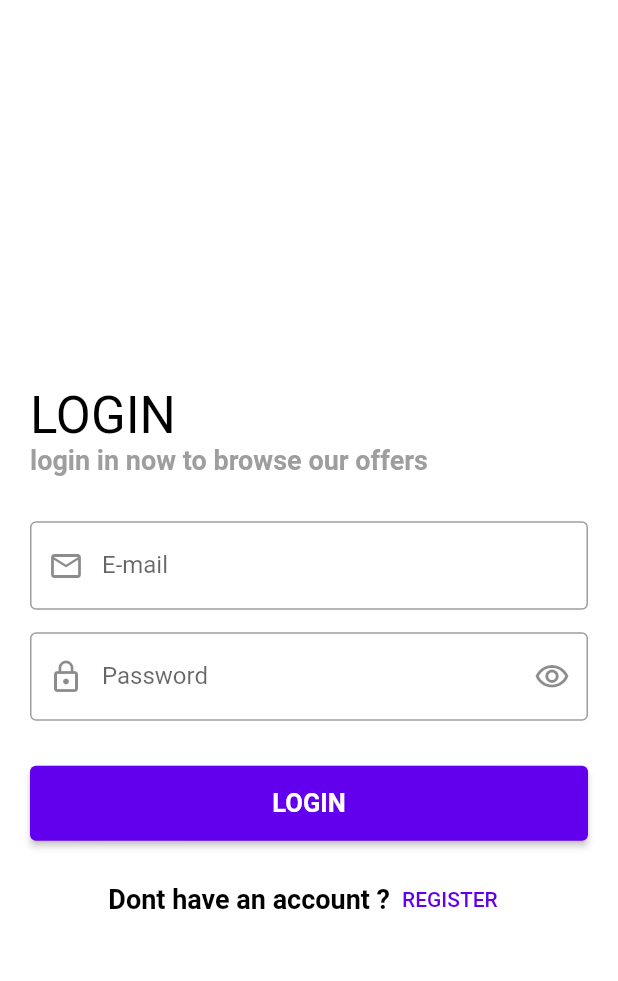
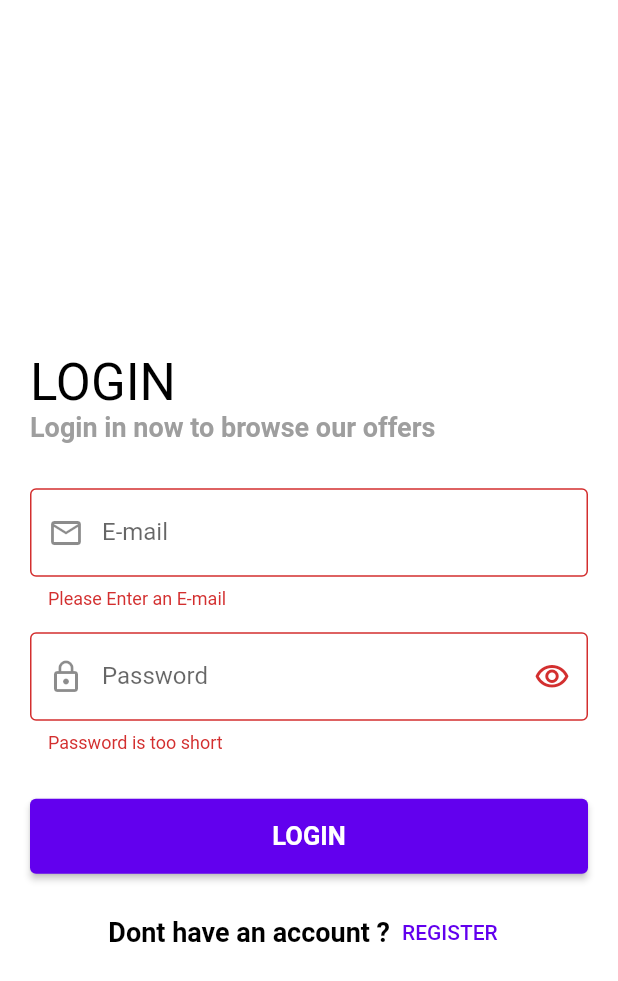
Before and after one commit to XGhostieX/shop_app, a Flutter app: the screen it shows after launch, after a tap on the "arrow forward ios" icon, after a tap on "SKIP", after a tap on "LOGIN", on a phone screen of 412 x 824 dp. Shown: the top 981 px of the screen. Run offline on Flutter 3.47's test engine with Material 2 defaults, Android fonts, the phone set to English and light mode, and no system bars; our stand-ins replace conditional_builder_null_safety, dio, flutter_bloc, go_router, hexcolor, shared_preferences and 1 more.

Commit message:
add login logic

```diff
--- a/lib/cubits/login/login_cubit.dart
+++ b/lib/cubits/login/login_cubit.dart
@@ -1,8 +1,36 @@
-import 'package:bloc/bloc.dart';
-import 'package:meta/meta.dart';
+import 'package:flutter/material.dart';
+import 'package:flutter_bloc/flutter_bloc.dart';
+
+import '../../helpers/constants.dart';
+import '../../helpers/dio_helper.dart';
 
 part 'login_state.dart';
 
 class LoginCubit extends Cubit<LoginState> {
+  IconData suffix = Icons.visibility_outlined;
+  bool isPassword = true;
+
   LoginCubit() : super(LoginInitial());
+
+  static LoginCubit get(context) => BlocProvider.of(context);
+
+  void userLogin({
+    required String email,
+    required String password,
+  }) {
+    emit(LoginLoading());
+    DioHelper.postData(url: login, data: {
+      'email': email,
+      'password': password,
+    })
+        .then((value) => emit(LoginSuccess()))
+        .catchError((error) => emit(LoginError(error.toString())));
+  }
+
+  void changePassword() {
+    isPassword = !isPassword;
+    suffix =
+        isPassword ? Icons.visibility_outlined : Icons.visibility_off_outlined;
+    emit(LoginPassword());
+  }
 }
--- a/lib/cubits/login/login_state.dart
+++ b/lib/cubits/login/login_state.dart
@@ -4,3 +4,15 @@ part of 'login_cubit.dart';
 abstract class LoginState {}
 
 class LoginInitial extends LoginState {}
+
+class LoginLoading extends LoginState {}
+
+class LoginSuccess extends LoginState {}
+
+class LoginError extends LoginState {
+  final String error;
+
+  LoginError(this.error);
+}
+
+class LoginPassword extends LoginState {}
--- a/lib/helpers/app_router.dart
+++ b/lib/helpers/app_router.dart
@@ -1,10 +1,12 @@
 import 'package:go_router/go_router.dart';
 
-import '../screens/login_screen.dart';
+import '../screens/auth/login_screen.dart';
+import '../screens/auth/register_screen.dart';
 import '../screens/on_boarding_screen.dart';
 
 abstract class AppRouter {
   static const loginScreen = '/login';
+  static const registerScreen = '/register';
   static final router = GoRouter(
     routes: [
       GoRoute(
@@ -15,6 +17,10 @@ abstract class AppRouter {
         path: loginScreen,
         builder: (context, state) => LoginScreen(),
       ),
+      GoRoute(
+        path: registerScreen,
+        builder: (context, state) => const RegisterScreen(),
+      ),
     ],
   );
 }
--- a/lib/helpers/cashe_helper.dart
+++ b/lib/helpers/cashe_helper.dart
@@ -1,17 +1,17 @@
-// import 'package:shared_preferences/shared_preferences.dart';
+import 'package:shared_preferences/shared_preferences.dart';
 
-// class CasheHelper {
-//   static late SharedPreferences sharedPreferences;
+class CasheHelper {
+  static late SharedPreferences sharedPreferences;
 
-//   static init() async {
-//     sharedPreferences = await SharedPreferences.getInstance();
-//   }
+  static init() async {
+    sharedPreferences = await SharedPreferences.getInstance();
+  }
 
-//   static Future<bool> setData(String key, bool value) async {
-//     return await sharedPreferences.setBool(key, value);
-//   }
+  static Future<bool> setData(String key, bool value) async {
+    return await sharedPreferences.setBool(key, value);
+  }
 
-//   static bool? getData(String key) {
-//     return sharedPreferences.getBool(key);
-//   }
-// }
+  static bool? getData(String key) {
+    return sharedPreferences.getBool(key);
+  }
+}
--- /dev/null
+++ b/lib/helpers/constants.dart
@@ -0,0 +1 @@
+const login = 'login';
--- a/lib/helpers/dio_helper.dart
+++ b/lib/helpers/dio_helper.dart
@@ -1,22 +1,50 @@
-// import 'package:dio/dio.dart';
+import 'package:dio/dio.dart';
 
-// class DioHelper {
-//   static late Dio dio;
+class DioHelper {
+  static late Dio dio;
 
-//   static init() {
-//     dio = Dio(
-//       BaseOptions(
-//         baseUrl: 'https://newsapi.org/',
-//         receiveDataWhenStatusError: true,
-//       ),
-//     );
-//   }
+  static init() {
+    dio = Dio(
+      BaseOptions(
+          baseUrl: 'https://student.valuxapps.com/api/',
+          receiveDataWhenStatusError: true,
+          headers: {
+            'Content-Type': 'application/json',
+          }),
+    );
+  }
 
-//   static Future<Response> getData(
-//       String url, Map<String, dynamic> query) async {
-//     return await dio.get(
-//       url,
-//       queryParameters: query,
-//     );
-//   }
-// }
+  static Future<Response> getData({
+    required String url,
+    required Map<String, dynamic> query,
+    String lang = 'en',
+    String? token,
+  }) async {
+    dio.options.headers = {
+      'lang': lang,
+      'Authorization': token,
+    };
+    return await dio.get(
+      url,
+      queryParameters: query,
+    );
+  }
+
+  static Future<Response> postData({
+    required String url,
+    required Map<String, dynamic> data,
+    Map<String, dynamic>? query,
+    String lang = 'en',
+    String? token,
+  }) async {
+    dio.options.headers = {
+      'lang': lang,
+      'Authorization': token,
+    };
+    return await dio.post(
+      url,
+      queryParameters: query,
+      data: data,
+    );
+  }
+}
--- /dev/null
+++ b/lib/screens/auth/login_screen.dart
@@ -0,0 +1,148 @@
+import 'package:conditional_builder_null_safety/conditional_builder_null_safety.dart';
+import 'package:flutter/material.dart';
+import 'package:flutter_bloc/flutter_bloc.dart';
+import 'package:go_router/go_router.dart';
+
+import '../../cubits/login/login_cubit.dart';
+import '../../helpers/app_router.dart';
+
+class LoginScreen extends StatefulWidget {
+  LoginScreen({Key? key}) : super(key: key);
+
+  @override
+  State<LoginScreen> createState() => _LoginScreenState();
+}
+
+class _LoginScreenState extends State<LoginScreen> {
+  var formKey = GlobalKey<FormState>();
+
+  var emailController = TextEditingController();
+
+  var passwordController = TextEditingController();
+
+  @override
+  Widget build(BuildContext context) {
+    return BlocProvider(
+      create: (context) => LoginCubit(),
+      child: BlocConsumer<LoginCubit, LoginState>(
+        listener: (context, state) {},
+        builder: (context, state) => Scaffold(
+          appBar: AppBar(),
+          body: Center(
+            child: SingleChildScrollView(
+              child: Padding(
+                padding: const EdgeInsets.all(20.0),
+                child: Form(
+                  key: formKey,
+                  child: Column(
+                    crossAxisAlignment: CrossAxisAlignment.start,
+                    children: [
+                      Text(
+                        'LOGIN',
+                        style: Theme.of(context)
+                            .textTheme
+                            .headlineMedium!
+                            .copyWith(
+                              color: Colors.black,
+                            ),
+                      ),
+                      Text(
+                        'Login in now to browse our offers',
+                        style: Theme.of(context).textTheme.bodyMedium!.copyWith(
+                              color: Colors.grey,
+                            ),
+                      ),
+                      const SizedBox(height: 30),
+                      TextFormField(
+                        keyboardType: TextInputType.emailAddress,
+                        controller: emailController,
+                        validator: (value) {
+                          if (value == null || value.isEmpty) {
+                            return 'Please Enter an E-mail';
+                          }
+                          return null;
+                        },
+                        // onChanged: (value) => NewsCubit.get(context).getSearch(value),
+                        decoration: const InputDecoration(
+                          // label: Text('Search'),
+                          labelText: 'E-mail',
+                          prefixIcon: Icon(Icons.email_outlined),
+                          border: OutlineInputBorder(),
+                        ),
+                      ),
+                      const SizedBox(height: 15),
+                      TextFormField(
+                        keyboardType: TextInputType.visiblePassword,
+                        controller: passwordController,
+                        validator: (value) {
+                          if (value == null || value.isEmpty) {
+                            return 'Password is too short';
+                          }
+                          return null;
+                        },
+                        obscureText: LoginCubit.get(context).isPassword,
+                        // onChanged: (value) => NewsCubit.get(context).getSearch(value),
+                        decoration: InputDecoration(
+                          // label: Text('Search'),
+                          labelText: 'Password',
+                          prefixIcon: const Icon(Icons.lock_outline),
+                          suffixIcon: IconButton(
+                            onPressed: () =>
+                                LoginCubit.get(context).changePassword(),
+                            icon: Icon(LoginCubit.get(context).suffix),
+                          ),
+                          border: const OutlineInputBorder(),
+                        ),
+                      ),
+                      const SizedBox(height: 30),
+                      ConditionalBuilder(
+                        condition: state is! LoginLoading,
+                        builder: (context) => SizedBox(
+                          width: double.infinity,
+                          height: 50,
+                          child: ElevatedButton(
+                            onPressed: () {
+                              if (formKey.currentState!.validate()) {
+                                LoginCubit.get(context).userLogin(
+                                  email: emailController.text,
+                                  password: passwordController.text,
+                                );
+                              }
+                            },
+                            child: const Text(
+                              'LOGIN',
+                              style: TextStyle(
+                                fontSize: 17,
+                                fontWeight: FontWeight.bold,
+                              ),
+                            ),
+                          ),
+                        ),
+                        fallback: (context) => const Center(
+                          child: CircularProgressIndicator(),
+                        ),
+                      ),
+                      const SizedBox(height: 15),
+                      Row(
+                        mainAxisAlignment: MainAxisAlignment.center,
+                        children: [
+                          const Text('Dont have an account ?'),
+                          TextButton(
+                            onPressed: () => GoRouter.of(context).push(
+                              AppRouter.registerScreen,
+                            ),
+                            child: const Text('REGISTER'),
+                          )
+                        ],
+                      ),
+                    ],
+                  ),
+                ),
+              ),
+            ),
+          ),
+        ),
+      ),
+    );
+  }
+}
--- a/lib/screens/login_screen.dart
+++ /dev/null
@@ -1,101 +0,0 @@
-import 'package:flutter/material.dart';
-
-class LoginScreen extends StatelessWidget {
-  var emailController = TextEditingController();
-  var passwordController = TextEditingController();
-  LoginScreen({Key? key}) : super(key: key);
-
-  @override
-  Widget build(BuildContext context) {
-    return Scaffold(
-      appBar: AppBar(),
-      body: Center(
-        child: SingleChildScrollView(
-          child: Padding(
-            padding: const EdgeInsets.all(20.0),
-            child: Column(
-              crossAxisAlignment: CrossAxisAlignment.start,
-              children: [
-                Text(
-                  'LOGIN',
-                  style: Theme.of(context).textTheme.headlineMedium!.copyWith(
-                        color: Colors.black,
-                      ),
-                ),
-                Text(
-                  'login in now to browse our offers',
-                  style: Theme.of(context).textTheme.bodyMedium!.copyWith(
-                        color: Colors.grey,
-                      ),
-                ),
-                const SizedBox(height: 30),
-                TextFormField(
-                  keyboardType: TextInputType.emailAddress,
-                  controller: emailController,
-                  validator: (value) {
-                    if (value == null) {
-                      return 'Please Enter an E-mail';
-                    }
-                    return null;
-                  },
-                  // onChanged: (value) => NewsCubit.get(context).getSearch(value),
-                  decoration: const InputDecoration(
-                    // label: Text('Search'),
-                    labelText: 'E-mail',
-                    prefixIcon: Icon(Icons.email_outlined),
-                    border: OutlineInputBorder(),
-                  ),
-                ),
-                const SizedBox(height: 15),
-                TextFormField(
-                  keyboardType: TextInputType.visiblePassword,
-                  controller: passwordController,
-                  validator: (value) {
-                    if (value == null) {
-                      return 'Password is too short';
-                    }
-                    return null;
-                  },
-                  // onChanged: (value) => NewsCubit.get(context).getSearch(value),
-                  decoration: const InputDecoration(
-                    // label: Text('Search'),
-                    labelText: 'Password',
-                    prefixIcon: Icon(Icons.lock_outline),
-                    suffixIcon: Icon(Icons.visibility_outlined),
-                    border: OutlineInputBorder(),
-                  ),
-                ),
-                const SizedBox(height: 30),
-                SizedBox(
-                  width: double.infinity,
-                  height: 50,
-                  child: ElevatedButton(
-                    onPressed: () {},
-                    child: const Text(
-                      'LOGIN',
-                      style: TextStyle(
-                        fontSize: 17,
-                        fontWeight: FontWeight.bold,
-                      ),
-                    ),
-                  ),
-                ),
-                const SizedBox(height: 15),
-                Row(
-                  mainAxisAlignment: MainAxisAlignment.center,
-                  children: [
-                    const Text('Dont have an account ?'),
-                    TextButton(
-                      onPressed: () {},
-                      child: const Text('REGISTER'),
-                    )
-                  ],
-                ),
-              ],
-            ),
-          ),
-        ),
-      ),
-    );
-  }
-}
--- a/pubspec.yaml
+++ b/pubspec.yaml
@@ -31,6 +31,9 @@ dependencies:
   hexcolor: ^3.0.1
   smooth_page_indicator: ^1.0.1
   go_router: ^6.5.5
+  shared_preferences: ^2.1.0
+  dio: ^5.1.1
+  conditional_builder_null_safety: ^0.0.6
 
 dev_dependencies:
   flutter_test:
```
Also changed, not shown: lib/screens/auth/register_screen.dart (added, +15 -0 lines), pubspec.lock.
